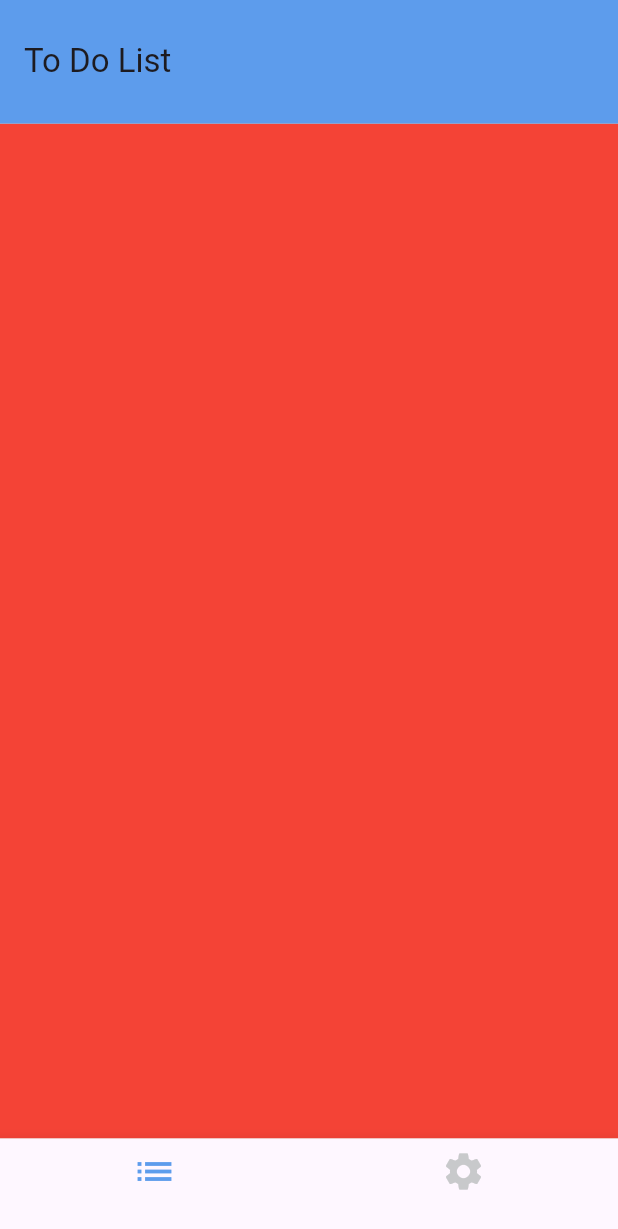
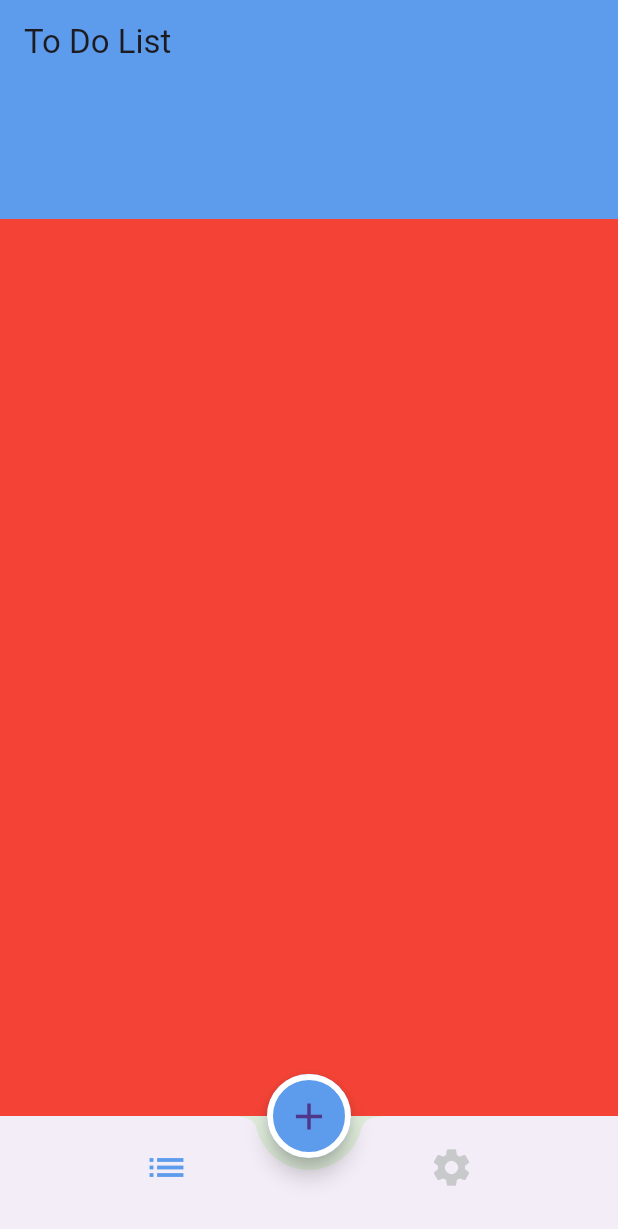
Before and after one commit to ShahdAhmed134/to_do, a Flutter app: the screen it shows after launch, on a phone screen of 412 x 824 dp. Shown: the top 1229 px of the screen. Run offline on Flutter 3.47's test engine with Material 3 defaults, Android fonts, the phone set to English and light mode, and no system bars.

Commit message:
added floating button.

```diff
--- a/lib/app_colors.dart
+++ b/lib/app_colors.dart
@@ -4,4 +4,5 @@ class AppColors {
   static const Color primaryColor = Color(0xff5D9CEC);
   static const Color backgroundLightColor = Color(0xffDFECDB);
   static const Color grayColor = Color(0xffC8C9CB);
+  static const Color whiteColor = Color(0xffffffff);
 }
--- a/lib/home/home_screen.dart
+++ b/lib/home/home_screen.dart
@@ -1,5 +1,6 @@
 import 'package:flutter/material.dart';
 import 'package:to_do_app/add_list/add_list_tab.dart';
+import 'package:to_do_app/app_colors.dart';
 import 'package:to_do_app/setting/settinr_tab.dart';
 
 class HomeScreen extends StatefulWidget {
@@ -17,9 +18,12 @@ class _HomeScreenState extends State<HomeScreen> {
     return Scaffold(
         appBar: AppBar(
           title: Text("To Do List"),
-          toolbarHeight: MediaQuery.of(context).size.height * 0.1,
+          //  toolbarHeight: MediaQuery.of(context).size.height * 0.1,
         ),
-        bottomNavigationBar: BottomNavigationBar(
+        bottomNavigationBar: BottomAppBar(
+          shape: CircularNotchedRectangle(),
+          notchMargin: 8,
+          child: BottomNavigationBar(
               currentIndex: selectedIndex,
               onTap: (index) {
                 selectedIndex = index;
@@ -39,6 +43,22 @@ class _HomeScreenState extends State<HomeScreen> {
                     ),
                     label: ''),
               ]),
-        body: selectedIndex == 0 ? AddListgTab() : SettingTab());
+        ),
+        floatingActionButton: FloatingActionButton(
+          onPressed: () {},
+          child: Icon(
+            Icons.add,
+            size: 30,
+          ),
+        ),
+        floatingActionButtonLocation: FloatingActionButtonLocation.centerDocked,
+        body: Column(children: [
+          Container(
+            width: double.infinity,
+            height: 90,
+            color: AppColors.primaryColor,
+          ),
+          Expanded(child: selectedIndex == 0 ? AddListgTab() : SettingTab())
+        ]));
   }
 }
--- a/lib/my_theme.dart
+++ b/lib/my_theme.dart
@@ -8,5 +8,12 @@ class MyThemeData {
           AppBarTheme(elevation: 0, backgroundColor: AppColors.primaryColor),
       bottomNavigationBarTheme: BottomNavigationBarThemeData(
           selectedItemColor: AppColors.primaryColor,
-          unselectedItemColor: AppColors.grayColor));
+          unselectedItemColor: AppColors.grayColor,
+          backgroundColor: Colors.transparent,
+          elevation: 0),
+      floatingActionButtonTheme: FloatingActionButtonThemeData(
+          backgroundColor: AppColors.primaryColor,
+          shape: RoundedRectangleBorder(
+              borderRadius: BorderRadius.circular(35),
+              side: BorderSide(color: AppColors.whiteColor, width: 4))));
 }
```
Lines whose indentation alone changed are shown as unchanged.
